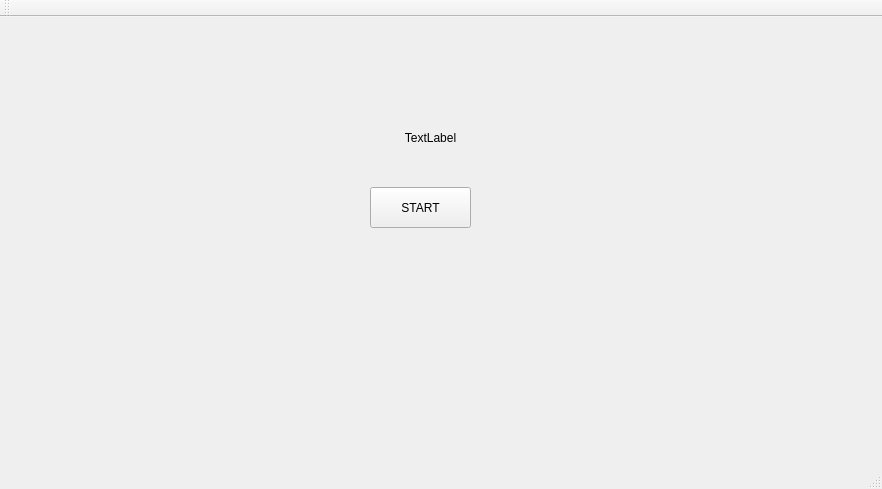
Above: mainwindow.ui from clickYgg/loadsofmoney_master before the change. Below: the same form after it.
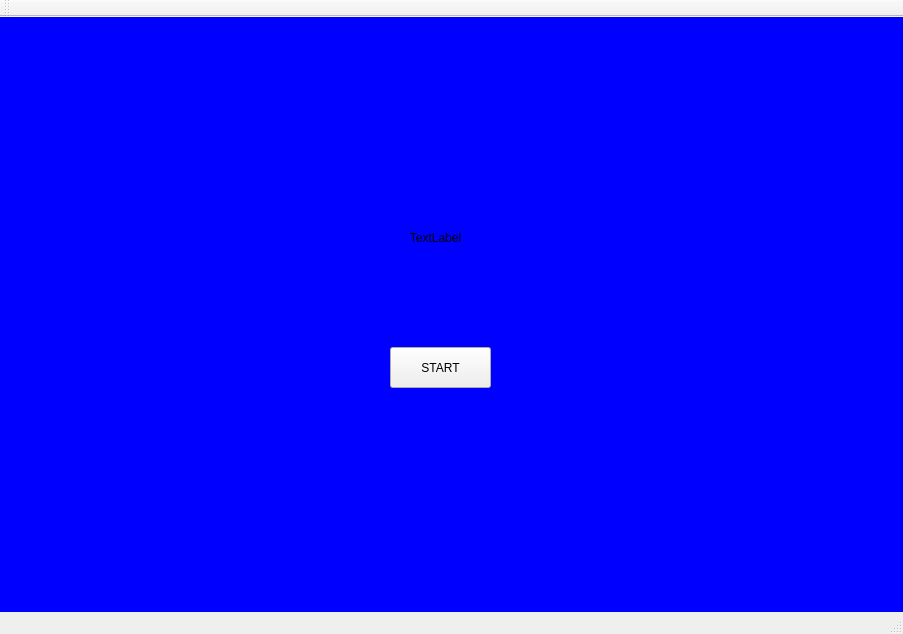
That is the form after the change. Icons and pictures are not drawn. Custom widgets are drawn as their Qt base class.

Diff of the .ui file:
```diff
--- a/mainwindow.ui
+++ b/mainwindow.ui
@@ -9,8 +9,8 @@
    <rect>
     <x>0</x>
     <y>0</y>
-    <width>882</width>
-    <height>489</height>
+    <width>903</width>
+    <height>634</height>
    </rect>
   </property>
   <property name="sizePolicy">
@@ -26,6 +26,45 @@
    <iconset resource="resources.qrc">
     <normaloff>:/images/icon.png</normaloff>:/images/icon.png</iconset>
   </property>
+  <property name="autoFillBackground">
+   <bool>true</bool>
+  </property>
+  <property name="styleSheet">
+   <string notr="true">QLabel {
+       anchors.centerIn: parent
+       text: &quot;Top or left&quot;
+       color: &quot;white&quot;
+	   anchors.fill: parent
+       anchors.margins: 20
+}
+
+QButton {
+       anchors.centerIn: parent
+       text: &quot;Top or left&quot;
+       color: &quot;white&quot;
+	   anchors.fill: parent
+       anchors.margins: 20
+}
+
+QuestionView {
+       anchors.centerIn: parent
+       text: &quot;Top or left&quot;
+       color: &quot;white&quot;
+	   anchors.fill: parent
+       anchors.margins: 20
+}
+
+QWidget#centralWidget {
+    background-image: url(:/images/icon.png);
+	background-repeat: no-repeat;
+	background-position: center;
+	background-color: blue;
+}
+
+QWidget {
+	position: center;
+}</string>
+  </property>
   <property name="toolButtonStyle">
    <enum>Qt::ToolButtonTextOnly</enum>
   </property>
@@ -33,9 +72,23 @@
    <bool>false</bool>
   </property>
   <widget class="QWidget" name="centralWidget">
+   <property name="maximumSize">
+    <size>
+     <width>903</width>
+     <height>16777215</height>
+    </size>
+   </property>
    <property name="contextMenuPolicy">
     <enum>Qt::NoContextMenu</enum>
    </property>
+   <property name="styleSheet">
+    <string notr="true">QMainWindow {
+    background-image: url(:/images/icon.png);
+	background-repeat: no-repeat;
+	background-position: center;
+	background-color: blue;
+}</string>
+   </property>
    <widget class="QuestionView" name="questionView" native="true">
     <property name="enabled">
      <bool>true</bool>
@@ -43,7 +96,7 @@
     <property name="geometry">
      <rect>
       <x>20</x>
-      <y>320</y>
+      <y>420</y>
       <width>841</width>
       <height>121</height>
      </rect>
@@ -64,8 +117,8 @@
    <widget class="QPushButton" name="startButton">
     <property name="geometry">
      <rect>
-      <x>370</x>
-      <y>170</y>
+      <x>390</x>
+      <y>330</y>
       <width>101</width>
       <height>41</height>
      </rect>
@@ -77,9 +130,9 @@
    <widget class="QLabel" name="endMsg">
     <property name="geometry">
      <rect>
-      <x>300</x>
-      <y>100</y>
-      <width>261</width>
+      <x>310</x>
+      <y>200</y>
+      <width>251</width>
       <height>41</height>
      </rect>
     </property>
```
Left out of the diff: 2 changed lines with no effect on the pictures.
